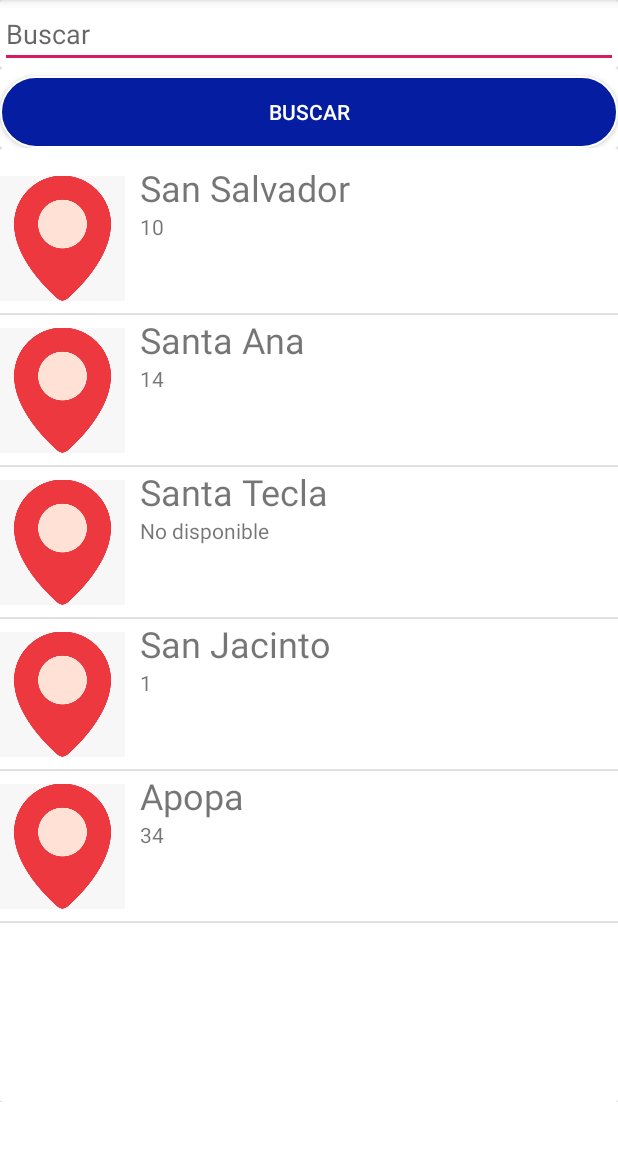
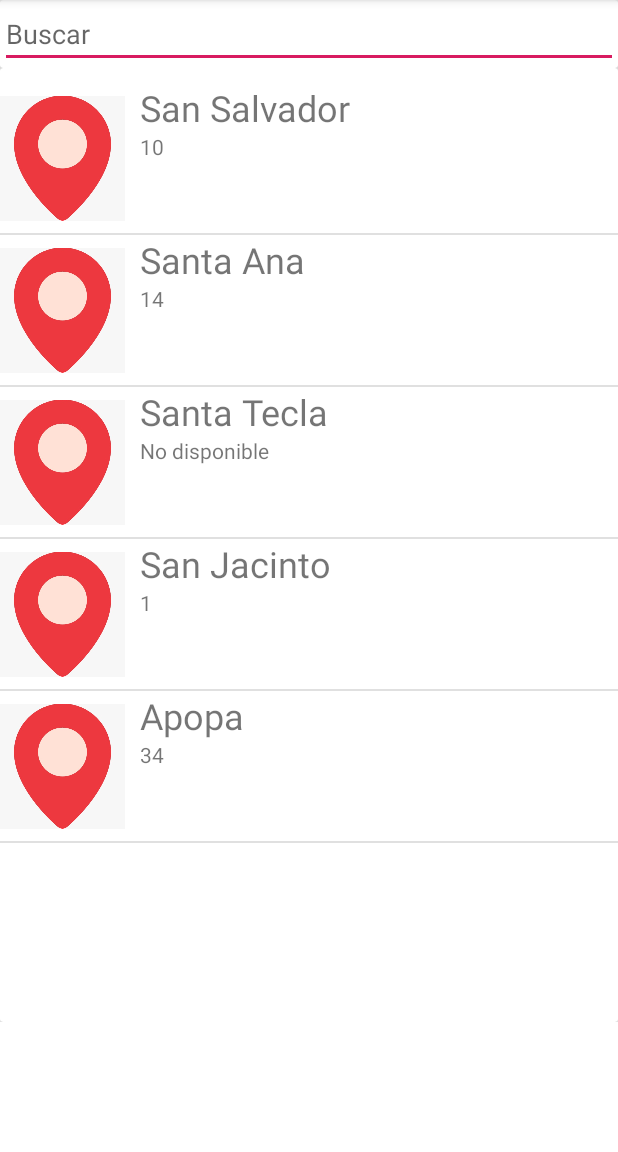
Before and after one commit to AndresGarciaPerez/SistemaInventariosAndroid, an Android app: the fragment ListUbicaciones shown on its own in the app's theme, on a phone screen of 412 x 824 dp, the part 84-1236 px from its top. Run offline under Robolectric (Android 15) with nearby library versions, the phone set to English and light mode, and no system bars.

Commit message:
se elimino el boton en la vista list_ubicaciones y se soluciono la vista nocturna para los switch de preferencias

```diff
--- a/app/src/main/java/com/electivaIII/sistemainventario/fragments/ListUbicaciones.java
+++ b/app/src/main/java/com/electivaIII/sistemainventario/fragments/ListUbicaciones.java
@@ -1,6 +1,8 @@
 package com.electivaIII.sistemainventario.fragments;
 
 
+import android.content.Context;
+import android.content.SharedPreferences;
 import android.os.Bundle;
 
 import androidx.fragment.app.Fragment;
@@ -27,8 +29,7 @@ import java.util.List;
  * A simple {@link Fragment} subclass.
  */
 public class ListUbicaciones extends Fragment {
-
-
+    Boolean language=false;
     public ListUbicaciones() {
         // Required empty public constructor
     }
@@ -48,6 +49,12 @@ public class ListUbicaciones extends Fragment {
         listUbicaciones = v.findViewById(R.id.listUbicaciones);
 
         txtFindListLocation = v.findViewById(R.id.editText);
+
+        SharedPreferences idioma = getActivity().getSharedPreferences("idioma", Context.MODE_PRIVATE);
+        language = idioma.getBoolean("trueIdioma",false);
+        if (language==true){
+            txtFindListLocation.setHint("Search");
+        }
 
         Bundle bundle = this.getArguments();
         if (bundle != null) {
--- a/app/src/main/java/com/electivaIII/sistemainventario/fragments/Preferences.java
+++ b/app/src/main/java/com/electivaIII/sistemainventario/fragments/Preferences.java
@@ -38,6 +38,9 @@ public class Preferences extends Fragment {
     @Override
     public View onCreateView(LayoutInflater inflater, ViewGroup container,
                              Bundle savedInstanceState) {
+        if (container!=null){
+            container.removeAllViews();
+        }
         View v = inflater.inflate(R.layout.fragment_preferences, container, false);
 
         sharedPreferences = this.getActivity().getSharedPreferences(MyPREFERENCES, Context.MODE_PRIVATE);
--- a/app/src/main/res/layout/fragment_list_ubicaciones.xml
+++ b/app/src/main/res/layout/fragment_list_ubicaciones.xml
@@ -31,20 +31,6 @@
             android:layout_width="match_parent"
             android:layout_height="match_parent" >
 
-            <Button
-                android:id="@+id/btnBuscarUbicacion"
-                android:layout_width="match_parent"
-                android:layout_height="wrap_content"
-                android:layout_marginTop="5dp"
-                android:background="@drawable/ovalar"
-                android:text="Buscar"
-                android:textColor="#FFFFFF" />
-        </androidx.cardview.widget.CardView>
-
-        <androidx.cardview.widget.CardView
-            android:layout_width="match_parent"
-            android:layout_height="match_parent" >
-
             <ListView
                 android:id="@+id/listUbicaciones"
                 android:layout_width="match_parent"
```
Also changed, not shown: app/src/main/res/layout/fragment_preferences.xml (+19 -22 lines).
